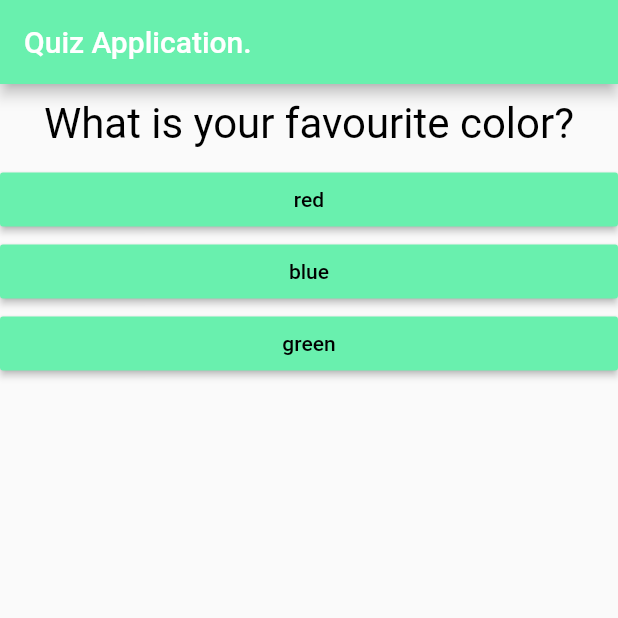
After one commit to magyarosiR/quiz_application, a Flutter app: the screen it shows after launch, on a phone screen of 412 x 824 dp, the top half of it. The commit adds this screen. Run offline on Flutter 3.47's test engine with Material 2 defaults, Android fonts, the phone set to English and light mode, and no system bars.

Commit message:
the code is splitted

```diff
--- a/lib/main.dart
+++ b/lib/main.dart
@@ -1,6 +1,8 @@
 import 'package:flutter/material.dart';
 import './question.dart';
 import './answer.dart';
+import './quiz.dart';
+import './result.dart';
 
 // void main() {
 //   runApp(MyApp());
@@ -24,7 +26,7 @@ class _MyAppState extends State<MyApp> {
   // In Dart all of the underscored names are private
   var _questionIndex = 0;
 
-  final questions = const [
+  final _questions = const [
     {
       'questionText': 'What is your favourite color?',
       'answers': ['red', 'blue', 'green']
@@ -43,7 +45,7 @@ class _MyAppState extends State<MyApp> {
     setState(() {
       _questionIndex = _questionIndex + 1;
     });
-    if (_questionIndex < questions.length) {
+    if (_questionIndex < _questions.length) {
       print("We have more questions");
     } else {
       print("No more questions.");
@@ -57,26 +59,17 @@ class _MyAppState extends State<MyApp> {
       // Widget Tree:
       // Scaffold: it is will give a basic design and structure  to the app.
       home: Scaffold(
-        appBar: AppBar(
-          backgroundColor: Colors.greenAccent,
-          title: Text('Quiz Application.'),
-        ),
-        body: _questionIndex < questions.length
-            ? Column(
-                children: [
-                  Question(
-                    questions[_questionIndex]['questionText'],
-                  ),
-                  ...(questions[_questionIndex]['answers'] as List<String>)
-                      .map((answer) {
-                    return Answer(_answerQuestion, answer);
-                  }).toList()
-                ],
-              )
-            : Center(
-                child: Text("You did it!"),
-              ),
-      ),
+          appBar: AppBar(
+            backgroundColor: Colors.greenAccent,
+            title: Text('Quiz Application.'),
+          ),
+          body: _questionIndex < _questions.length
+              ? Quiz(
+                  answerQuestion: _answerQuestion,
+                  questionIndex: _questionIndex,
+                  questions: _questions,
+                )
+              : Result()),
     );
   }
 }
--- /dev/null
+++ b/lib/quiz.dart
@@ -0,0 +1,29 @@
+import 'package:flutter/material.dart';
+import './question.dart';
+import './answer.dart';
+
+class Quiz extends StatelessWidget {
+  final List<Map<String, Object>> questions;
+  final Function answerQuestion;
+  final int questionIndex;
+
+// konstruktor hivasnal az osszesset meg kell adni, ha nem error lesz a vege
+  Quiz(
+      {@required this.questions,
+      @required this.answerQuestion,
+      @required this.questionIndex});
+
+  @override
+  Widget build(BuildContext context) {
+    return Column(
+      children: [
+        Question(
+          questions[questionIndex]['questionText'],
+        ),
+        ...(questions[questionIndex]['answers'] as List<String>).map((answer) {
+          return Answer(answerQuestion, answer);
+        }).toList()
+      ],
+    );
+  }
+}
```
Also changed, not shown: lib/result.dart (added, +10 -0 lines).
